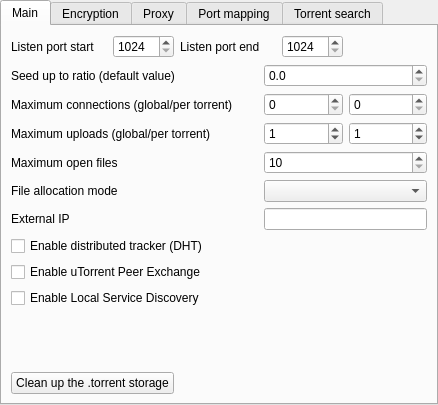
This is src/engines/SettingsTorrentForm.ui in LubosD/fatrat as Qt 5 draws it before an edit. The edited form follows.
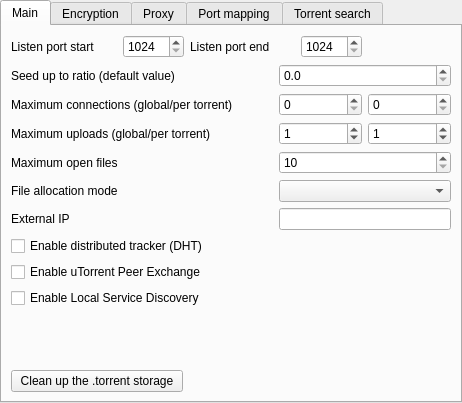
This is the edited form.

Commit message: The main menu now includes settings subpages

```diff
--- a/src/engines/SettingsTorrentForm.ui
+++ b/src/engines/SettingsTorrentForm.ui
@@ -1,12 +1,12 @@
 <ui version="4.0" >
  <class>SettingsTorrentForm</class>
- <widget class="QWidget" name="SettingsTorrentForm" >
-  <property name="geometry" >
+ <widget class="QWidget" name="SettingsTorrentForm">
+  <property name="geometry">
    <rect>
     <x>0</x>
     <y>0</y>
-    <width>438</width>
-    <height>405</height>
+    <width>462</width>
+    <height>403</height>
    </rect>
   </property>
   <property name="windowTitle" >
```
Left out of the diff: 330 changed lines with no effect on the pictures. The commit also changes 21 other files.
